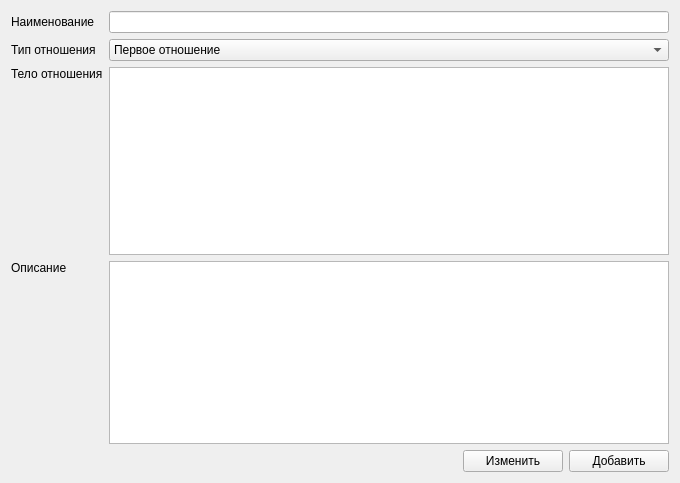
lazyDesertMan/Mivar, file ui/RelationOptions.ui: the form before one commit.
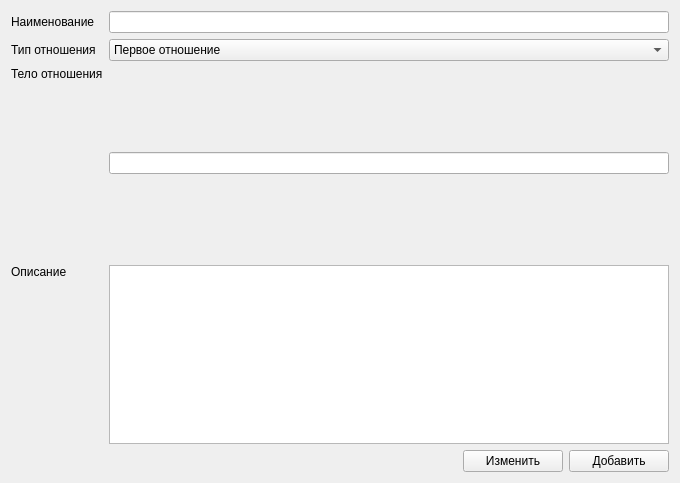
The form after the commit.

Commit message: Небольшое обновление UI

```diff
--- a/ui/RelationOptions.ui
+++ b/ui/RelationOptions.ui
@@ -16,7 +16,7 @@
   <property name="styleSheet">
    <string notr="true"/>
   </property>
-  <layout class="QGridLayout" name="gridLayout_2" rowstretch="1,0,0,0,0,0">
+  <layout class="QGridLayout" name="gridLayout_2" rowstretch="0,0,0,0,1,0" rowminimumheight="0,0,0,0,0,0">
    <item row="1" column="0" alignment="Qt::AlignVCenter">
     <widget class="QLabel" name="label_2">
      <property name="text">
@@ -60,9 +60,6 @@
      </property>
     </widget>
    </item>
-   <item row="2" column="1">
-    <widget class="QTextEdit" name="bodyRelative"/>
-   </item>
    <item row="3" column="1" rowspan="2">
     <widget class="QTextEdit" name="descriptionRelative"/>
    </item>
@@ -109,6 +106,72 @@
    <item row="5" column="0">
     <widget class="QWidget" name="widget" native="true"/>
    </item>
+   <item row="2" column="1" alignment="Qt::AlignTop">
+    <widget class="QStackedWidget" name="stackedWidget">
+     <property name="currentIndex">
+      <number>0</number>
+     </property>
+     <widget class="QWidget" name="page">
+      <layout class="QGridLayout" name="gridLayout">
+       <property name="leftMargin">
+        <number>0</number>
+       </property>
+       <property name="topMargin">
+        <number>0</number>
+       </property>
+       <property name="rightMargin">
+        <number>0</number>
+       </property>
+       <property name="bottomMargin">
+        <number>0</number>
+       </property>
+       <property name="spacing">
+        <number>0</number>
+       </property>
+       <item row="0" column="0" alignment="Qt::AlignVCenter">
+        <widget class="QLineEdit" name="simpleCodeEdit">
+         <property name="font">
+          <font>
+           <family>Monospace</family>
+          </font>
+         </property>
+         <property name="alignment">
+          <set>Qt::AlignLeading|Qt::AlignLeft|Qt::AlignVCenter</set>
+         </property>
+        </widget>
+       </item>
+      </layout>
+     </widget>
+     <widget class="QWidget" name="page_2">
+      <layout class="QGridLayout" name="gridLayout_3">
+       <property name="leftMargin">
+        <number>0</number>
+       </property>
+       <property name="topMargin">
+        <number>0</number>
+       </property>
+       <property name="rightMargin">
+        <number>0</number>
+       </property>
+       <property name="bottomMargin">
+        <number>0</number>
+       </property>
+       <property name="spacing">
+        <number>0</number>
+       </property>
+       <item row="0" column="0">
+        <widget class="QTextEdit" name="functionCodeEdit">
+         <property name="font">
+          <font>
+           <family>Monospace</family>
+          </font>
+         </property>
+        </widget>
+       </item>
+      </layout>
+     </widget>
+    </widget>
+   </item>
   </layout>
  </widget>
  <resources/>
```
The commit also changes 2 other files.
